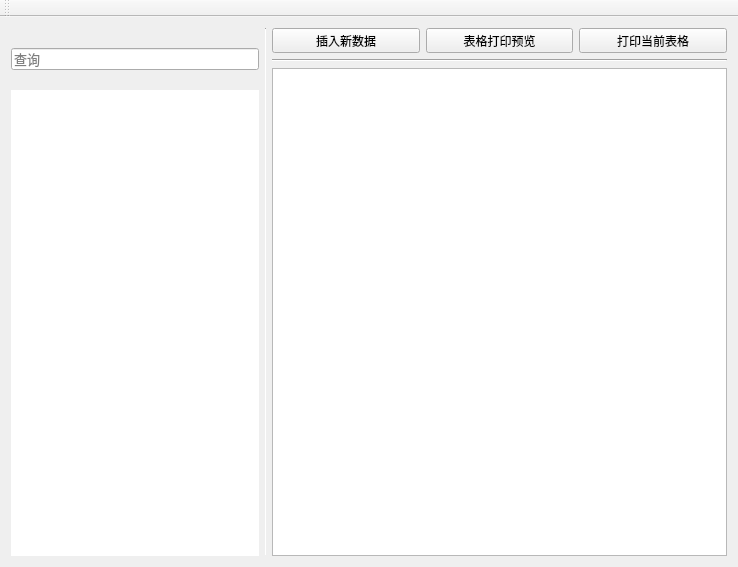
Above: mainwindow.ui from MyQt/Sales before the change. Below: the same form after it.
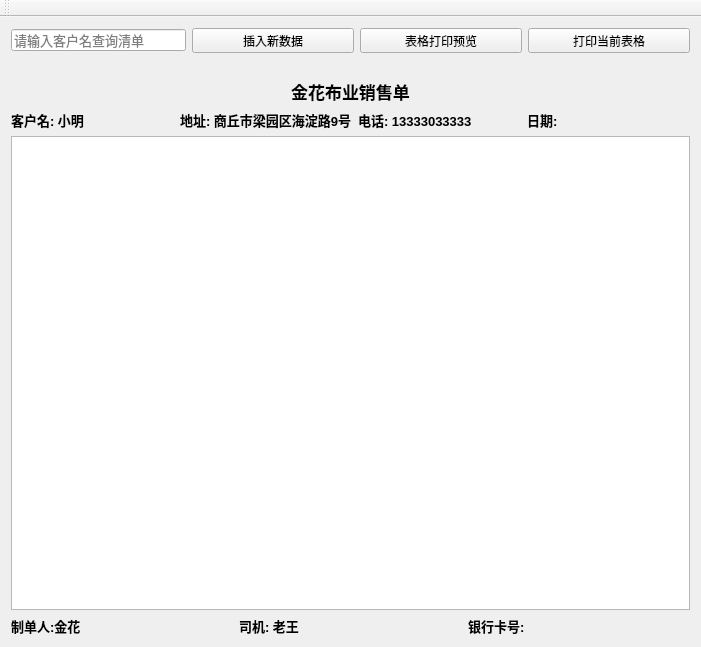
That is the form after the change. Custom widgets are drawn as their Qt base class.

Commit message: 完成单元表数据显示，尚需布局优化

```diff
--- a/mainwindow.ui
+++ b/mainwindow.ui
@@ -6,42 +6,17 @@
    <rect>
     <x>0</x>
     <y>0</y>
-    <width>738</width>
-    <height>567</height>
+    <width>700</width>
+    <height>647</height>
    </rect>
   </property>
   <property name="windowTitle">
    <string>MainWindow</string>
   </property>
   <widget class="QWidget" name="centralWidget">
-   <layout class="QHBoxLayout" name="horizontalLayout_2">
+   <layout class="QVBoxLayout" name="verticalLayout">
     <item>
-     <layout class="QVBoxLayout" name="verticalLayout_2">
-      <property name="spacing">
-       <number>0</number>
-      </property>
-      <property name="leftMargin">
-       <number>0</number>
-      </property>
-      <property name="topMargin">
-       <number>0</number>
-      </property>
-      <item>
-       <spacer name="horizontalSpacer_rightLineEdit">
-        <property name="orientation">
-         <enum>Qt::Horizontal</enum>
-        </property>
-        <property name="sizeType">
-         <enum>QSizePolicy::Minimum</enum>
-        </property>
-        <property name="sizeHint" stdset="0">
-         <size>
-          <width>10</width>
-          <height>20</height>
-         </size>
-        </property>
-       </spacer>
-      </item>
+     <layout class="QHBoxLayout" name="horizontalLayout">
       <item>
        <widget class="QLineEdit" name="lineEdit">
         <property name="sizePolicy">
@@ -88,7 +63,7 @@
          <bool>true</bool>
         </property>
         <property name="placeholderText">
-         <string>查询</string>
+         <string>请输入客户名查询清单</string>
         </property>
         <property name="cursorMoveStyle">
          <enum>Qt::LogicalMoveStyle</enum>
@@ -99,198 +74,204 @@
        </widget>
       </item>
       <item>
-       <spacer name="horizontalSpacer_leftLineEdit">
-        <property name="orientation">
-         <enum>Qt::Horizontal</enum>
+       <widget class="QToolButton" name="btnInsert">
+        <property name="sizePolicy">
+         <sizepolicy hsizetype="Preferred" vsizetype="Preferred">
+          <horstretch>0</horstretch>
+          <verstretch>0</verstretch>
+         </sizepolicy>
         </property>
-        <property name="sizeType">
-         <enum>QSizePolicy::Minimum</enum>
+        <property name="autoFillBackground">
+         <bool>true</bool>
         </property>
-        <property name="sizeHint" stdset="0">
-         <size>
-          <width>10</width>
-          <height>20</height>
-         </size>
+        <property name="text">
+         <string>插入新数据</string>
         </property>
-       </spacer>
+       </widget>
       </item>
       <item>
-       <widget class="BillView" name="billView">
+       <widget class="QToolButton" name="btnPreview">
         <property name="sizePolicy">
          <sizepolicy hsizetype="Preferred" vsizetype="Preferred">
           <horstretch>0</horstretch>
           <verstretch>0</verstretch>
          </sizepolicy>
         </property>
-        <property name="minimumSize">
-         <size>
-          <width>0</width>
-          <height>450</height>
-         </size>
+        <property name="text">
+         <string>表格打印预览</string>
         </property>
-        <property name="baseSize">
-         <size>
-          <width>20</width>
-          <height>0</height>
-         </size>
+       </widget>
+      </item>
+      <item>
+       <widget class="QToolButton" name="btnPrint">
+        <property name="sizePolicy">
+         <sizepolicy hsizetype="Preferred" vsizetype="Preferred">
+          <horstretch>0</horstretch>
+          <verstretch>0</verstretch>
+         </sizepolicy>
         </property>
-        <property name="frameShape">
-         <enum>QFrame::NoFrame</enum>
+        <property name="autoFillBackground">
+         <bool>true</bool>
         </property>
-        <property name="verticalScrollBarPolicy">
-         <enum>Qt::ScrollBarAsNeeded</enum>
+        <property name="text">
+         <string>打印当前表格</string>
         </property>
-        <property name="horizontalScrollBarPolicy">
-         <enum>Qt::ScrollBarAlwaysOff</enum>
+       </widget>
+      </item>
+     </layout>
+    </item>
+    <item>
+     <spacer name="horizontalSpacer_rightLineEdit">
+      <property name="orientation">
+       <enum>Qt::Horizontal</enum>
+      </property>
+      <property name="sizeType">
+       <enum>QSizePolicy::Minimum</enum>
+      </property>
+      <property name="sizeHint" stdset="0">
+       <size>
+        <width>679</width>
+        <height>20</height>
+       </size>
+      </property>
+     </spacer>
+    </item>
+    <item>
+     <widget class="QLabel" name="label">
+      <property name="font">
+       <font>
+        <pointsize>13</pointsize>
+        <weight>75</weight>
+        <bold>true</bold>
+       </font>
+      </property>
+      <property name="text">
+       <string>金花布业销售单</string>
+      </property>
+      <property name="alignment">
+       <set>Qt::AlignCenter</set>
+      </property>
+     </widget>
+    </item>
+    <item>
+     <layout class="QHBoxLayout" name="horizontalLayout_2">
+      <item>
+       <widget class="QLabel" name="labelCustomer">
+        <property name="font">
+         <font>
+          <pointsize>10</pointsize>
+          <weight>75</weight>
+          <bold>true</bold>
+         </font>
         </property>
-        <property name="editTriggers">
-         <set>QAbstractItemView::NoEditTriggers</set>
+        <property name="text">
+         <string>客户名: 小明</string>
         </property>
-        <property name="showDropIndicator" stdset="0">
-         <bool>false</bool>
+       </widget>
+      </item>
+      <item>
+       <widget class="QLabel" name="labelAddress">
+        <property name="font">
+         <font>
+          <pointsize>10</pointsize>
+          <weight>75</weight>
+          <bold>true</bold>
+         </font>
         </property>
-        <property name="selectionBehavior">
-         <enum>QAbstractItemView::SelectRows</enum>
+        <property name="text">
+         <string>地址: 商丘市梁园区海淀路9号</string>
         </property>
-        <property name="resizeMode">
-         <enum>QListView::Adjust</enum>
+       </widget>
+      </item>
+      <item>
+       <widget class="QLabel" name="labelTel">
+        <property name="font">
+         <font>
+          <pointsize>10</pointsize>
+          <weight>75</weight>
+          <bold>true</bold>
+         </font>
         </property>
+        <property name="text">
+         <string>电话: 13333033333</string>
+        </property>
        </widget>
       </item>
+      <item>
+       <widget class="QLabel" name="labelDate">
+        <property name="font">
+         <font>
+          <pointsize>10</pointsize>
+          <weight>75</weight>
+          <bold>true</bold>
+         </font>
+        </property>
+        <property name="text">
+         <string>日期:</string>
+        </property>
+       </widget>
+      </item>
      </layout>
     </item>
     <item>
-     <widget class="Line" name="lineLeft">
+     <widget class="BillsView" name="tableBills">
       <property name="sizePolicy">
-       <sizepolicy hsizetype="Minimum" vsizetype="Preferred">
+       <sizepolicy hsizetype="Expanding" vsizetype="Expanding">
         <horstretch>0</horstretch>
         <verstretch>0</verstretch>
        </sizepolicy>
       </property>
       <property name="minimumSize">
        <size>
-        <width>1</width>
-        <height>0</height>
+        <width>455</width>
+        <height>470</height>
        </size>
       </property>
-      <property name="maximumSize">
-       <size>
-        <width>1</width>
-        <height>16777215</height>
-       </size>
-      </property>
-      <property name="sizeIncrement">
-       <size>
-        <width>0</width>
-        <height>0</height>
-       </size>
-      </property>
-      <property name="orientation">
-       <enum>Qt::Vertical</enum>
-      </property>
      </widget>
     </item>
     <item>
-     <layout class="QVBoxLayout" name="verticalLayout_3">
+     <layout class="QHBoxLayout" name="horizontalLayout_3">
       <item>
-       <layout class="QHBoxLayout" name="horizontalLayout">
-        <item>
-         <widget class="QToolButton" name="btnInsert">
-          <property name="sizePolicy">
-           <sizepolicy hsizetype="Preferred" vsizetype="Preferred">
-            <horstretch>0</horstretch>
-            <verstretch>0</verstretch>
-           </sizepolicy>
-          </property>
-          <property name="autoFillBackground">
-           <bool>true</bool>
-          </property>
-          <property name="text">
-           <string>插入新数据</string>
-          </property>
-         </widget>
-        </item>
-        <item>
-         <widget class="QToolButton" name="toolButton">
-          <property name="sizePolicy">
-           <sizepolicy hsizetype="Preferred" vsizetype="Preferred">
-            <horstretch>0</horstretch>
-            <verstretch>0</verstretch>
-           </sizepolicy>
-          </property>
-          <property name="text">
-           <string>表格打印预览</string>
-          </property>
-         </widget>
-        </item>
-        <item>
-         <widget class="QToolButton" name="btnPrint">
-          <property name="sizePolicy">
-           <sizepolicy hsizetype="Preferred" vsizetype="Preferred">
-            <horstretch>0</horstretch>
-            <verstretch>0</verstretch>
-           </sizepolicy>
-          </property>
-          <property name="autoFillBackground">
-           <bool>true</bool>
-          </property>
-          <property name="text">
-           <string>打印当前表格</string>
-          </property>
-         </widget>
-        </item>
-       </layout>
+       <widget class="QLabel" name="labelMaker">
+        <property name="font">
+         <font>
+          <pointsize>10</pointsize>
+          <weight>75</weight>
+          <bold>true</bold>
+         </font>
+        </property>
+        <property name="text">
+         <string>制单人:金花</string>
+        </property>
+       </widget>
       </item>
       <item>
-       <layout class="QVBoxLayout" name="verticalLayout">
-        <item>
-         <widget class="Line" name="lineUp">
-          <property name="sizePolicy">
-           <sizepolicy hsizetype="Preferred" vsizetype="Minimum">
-            <horstretch>0</horstretch>
-            <verstretch>0</verstretch>
-           </sizepolicy>
-          </property>
-          <property name="minimumSize">
-           <size>
-            <width>0</width>
-            <height>1</height>
-           </size>
-          </property>
-          <property name="maximumSize">
-           <size>
-            <width>460</width>
-            <height>16777215</height>
-           </size>
-          </property>
-          <property name="sizeIncrement">
-           <size>
-            <width>0</width>
-            <height>0</height>
-           </size>
-          </property>
-          <property name="orientation">
-           <enum>Qt::Horizontal</enum>
-          </property>
-         </widget>
-        </item>
-        <item>
-         <widget class="QTableView" name="tableBills">
-          <property name="sizePolicy">
-           <sizepolicy hsizetype="Expanding" vsizetype="Expanding">
-            <horstretch>0</horstretch>
-            <verstretch>0</verstretch>
-           </sizepolicy>
-          </property>
-          <property name="minimumSize">
-           <size>
-            <width>455</width>
-            <height>470</height>
-           </size>
-          </property>
-         </widget>
-        </item>
-       </layout>
+       <widget class="QLabel" name="labelDriver">
+        <property name="font">
+         <font>
+          <pointsize>10</pointsize>
+          <weight>75</weight>
+          <bold>true</bold>
+         </font>
+        </property>
+        <property name="text">
+         <string>司机: 老王</string>
+        </property>
+       </widget>
+      </item>
+      <item>
+       <widget class="QLabel" name="label_2">
+        <property name="font">
+         <font>
+          <pointsize>10</pointsize>
+          <weight>75</weight>
+          <bold>true</bold>
+         </font>
+        </property>
+        <property name="text">
+         <string>银行卡号: </string>
+        </property>
+       </widget>
       </item>
      </layout>
     </item>
@@ -324,9 +305,9 @@
  <layoutdefault spacing="6" margin="11"/>
  <customwidgets>
   <customwidget>
-   <class>BillView</class>
-   <extends>QListView</extends>
-   <header location="global">billview.h</header>
+   <class>BillsView</class>
+   <extends>QTableView</extends>
+   <header>billsview.h</header>
   </customwidget>
  </customwidgets>
  <resources/>
```
Left out of the diff: 2 changed lines with no effect on the pictures. The commit also changes 26 other files.
